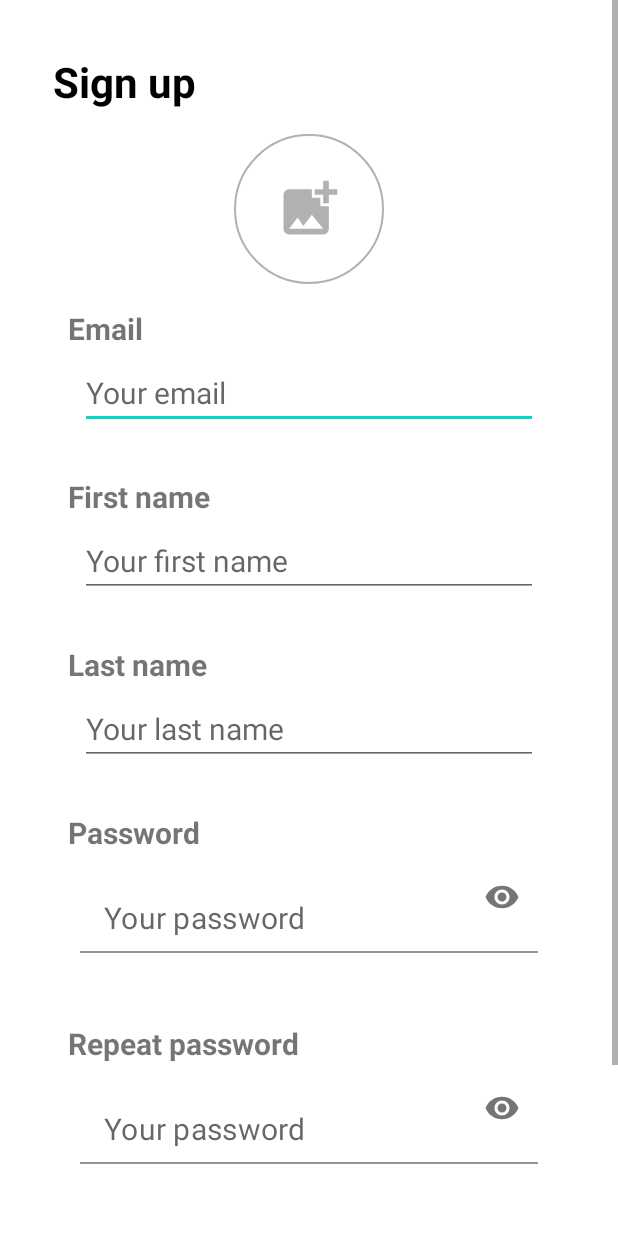
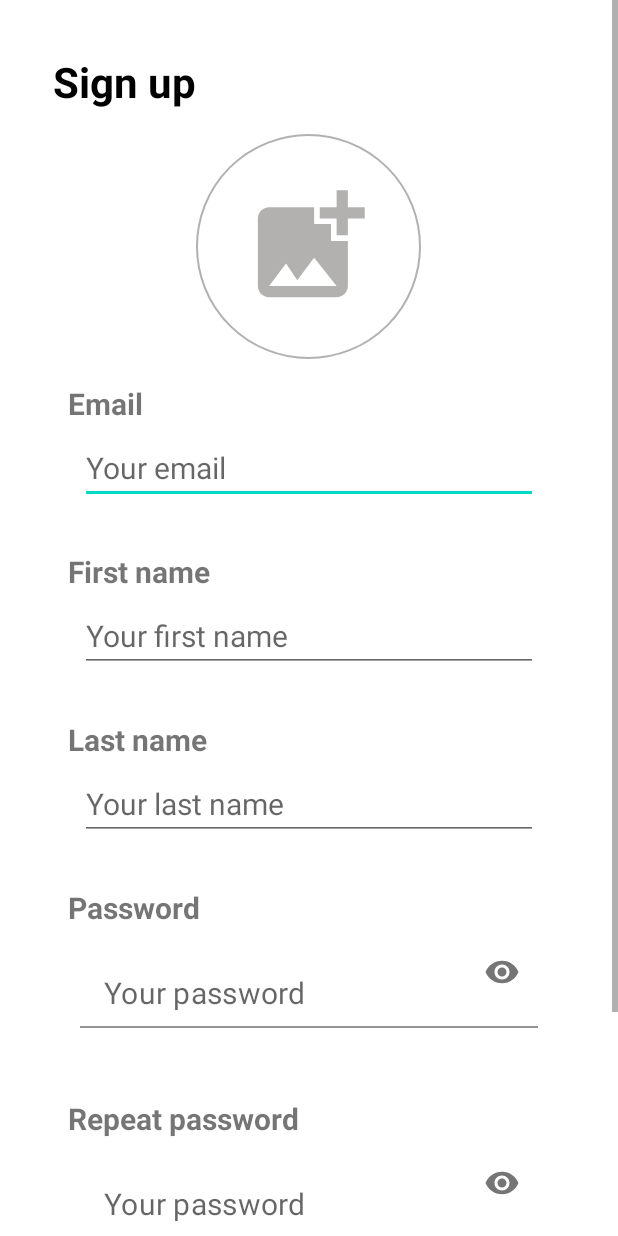
Before and after one commit to danimr99/LaSalle_GTAS2_Android_OpenEvents, an Android app: the screen it shows after launch (RegisterActivity), after a tap on "Sign up", on a phone screen of 412 x 824 dp. Run offline under Robolectric (Android 15) with nearby library versions, the phone set to English and light mode, and no system bars; our stand-ins replace CircleImageView; libraries missing offline, so code that uses them is left out: in.mayanknagwanshi.imagepicker; 2 other taps on this screen came first.

Commit message:
ImageSelectorFragment implementation on RegisterActivity

```diff
--- a/app/build.gradle
+++ b/app/build.gradle
@@ -44,4 +44,5 @@ dependencies {
     implementation 'com.squareup.retrofit2:retrofit:2.9.0'
     implementation 'com.squareup.retrofit2:converter-gson:2.9.0'
     implementation 'com.github.maayyaannkk:ImagePicker:1.0.13'
+    implementation 'de.hdodenhof:circleimageview:3.1.0'
 }
--- a/app/src/main/java/com/openevents/constants/Constants.java
+++ b/app/src/main/java/com/openevents/constants/Constants.java
@@ -2,6 +2,7 @@ package com.openevents.constants;
 
 public class Constants {
     public static final String APP_SHARED_PREFERENCES = "OpenEvents";
-    public static final String AUTH_TOKEN = "AUTH_TOKEN";
+    public static final String USER_SHARED_PREFERENCES = "USER";
+    public static final String AUTHENTICATION_TOKEN_SHARED_PREFERENCES = "AUTHENTICATION_TOKEN";
     public static final String API_BASE_URL = "http://puigmal.salle.url.edu/api/v2/";
 }
--- a/app/src/main/java/com/openevents/controller/LoginActivity.java
+++ b/app/src/main/java/com/openevents/controller/LoginActivity.java
@@ -39,9 +39,7 @@ public class LoginActivity extends AppCompatActivity {
 
         // SignInButton
         this.signInButton = findViewById(R.id.signInButton);
-        this.signInButton.setOnClickListener(view -> {
-            this.attemptSignIn();
-        });
+        this.signInButton.setOnClickListener(view -> this.attemptSignIn());
 
         // SignUpTextView
         this.signUpTextView = findViewById(R.id.signUpText);
@@ -72,7 +70,7 @@ public class LoginActivity extends AppCompatActivity {
 
                             // Save AuthToken to SharedPreferences
                             SharedPrefs sharedPrefs = SharedPrefs.getInstance(getApplicationContext());
-                            sharedPrefs.addStringEntry(Constants.AUTH_TOKEN, authToken.getAccessToken());
+                            sharedPrefs.addStringEntry(Constants.AUTHENTICATION_TOKEN_SHARED_PREFERENCES, authToken.getAccessToken());
 
                             // Redirect user to HomeActivity
                             Intent intent = new Intent(LoginActivity.this, MainActivity.class);
--- a/app/src/main/java/com/openevents/controller/RegisterActivity.java
+++ b/app/src/main/java/com/openevents/controller/RegisterActivity.java
@@ -4,10 +4,9 @@ import android.content.Intent;
 import android.graphics.Bitmap;
 import android.graphics.drawable.BitmapDrawable;
 import android.os.Bundle;
+import android.view.View;
 import android.widget.Button;
 import android.widget.EditText;
-import android.widget.ImageView;
-import android.widget.Toast;
 
 import androidx.appcompat.app.AppCompatActivity;
 import androidx.fragment.app.FragmentManager;
@@ -15,24 +14,29 @@ import androidx.fragment.app.FragmentManager;
 import com.openevents.R;
 import com.openevents.api.APIManager;
 import com.openevents.api.responses.Profile;
+import com.openevents.constants.Constants;
 import com.openevents.controller.fragments.ImageSelectorFragment;
 import com.openevents.model.User;
 import com.openevents.utils.Base64Image;
+import com.openevents.utils.JsonManager;
+import com.openevents.utils.SharedPrefs;
 import com.openevents.utils.ToastNotification;
 
+import de.hdodenhof.circleimageview.CircleImageView;
 import retrofit2.Call;
 import retrofit2.Callback;
 import retrofit2.Response;
 
 public class RegisterActivity extends AppCompatActivity {
-    private ImageView profileImage;
+    private APIManager apiManager;
+    private ImageSelectorFragment fragment;
+    private CircleImageView profileImage;
     private EditText email;
     private EditText name;
     private EditText lastName;
     private EditText password;
     private EditText repeatPassword;
     private Button createAccountButton;
-    private APIManager apiManager;
 
     @Override
     protected void onCreate(Bundle savedInstanceState) {
@@ -41,16 +45,15 @@ public class RegisterActivity extends AppCompatActivity {
 
         // Create ImageSelectorFragment
         FragmentManager fm = this.getSupportFragmentManager();
-        ImageSelectorFragment fragment = (ImageSelectorFragment) fm.findFragmentById(R.id.fragment_container);
+        this.fragment = (ImageSelectorFragment) fm.findFragmentById(R.id.fragment_container);
 
         // Inflate view with the ImageSelectorFragment
-        if (fragment == null) {
-            fragment = new ImageSelectorFragment();
-            fm.beginTransaction().add(R.id.fragment_container, fragment).commit();
+        if (this.fragment == null) {
+            this.fragment = new ImageSelectorFragment();
+            fm.beginTransaction().add(R.id.fragment_container, this.fragment).commit();
         }
 
         // Get each component from the view
-        this.profileImage = fragment.getImageSelector();
         this.email = findViewById(R.id.emailInput);
         this.name = findViewById(R.id.firstNameInput);
         this.lastName = findViewById(R.id.lastNameInput);
@@ -65,13 +68,20 @@ public class RegisterActivity extends AppCompatActivity {
         this.createAccountButton.setOnClickListener(view -> this.createAccount());
     }
 
+    @Override
+    protected void onStart() {
+        super.onStart();
+
+        // Get profile image view once the fragment has been loaded
+        View fragmentView = this.fragment.getView();
+        this.profileImage = fragmentView.findViewById(R.id.imageSelector);
+    }
+
     private void createAccount() {
         // Encode profile image
         String image = "";
-        if (this.profileImage != null) {
-            Bitmap bitmap = ((BitmapDrawable) this.profileImage.getDrawable()).getBitmap();
-            image = Base64Image.encode(bitmap);
-        }
+        Bitmap bitmap = ((BitmapDrawable) this.profileImage.getDrawable()).getBitmap();
+        image = Base64Image.encode(bitmap);
 
         // Get text from form fields
         String email = this.email.getText().toString();
@@ -87,6 +97,10 @@ public class RegisterActivity extends AppCompatActivity {
             if (password.equals(repeatedPassword)) {
                 // Create a new user
                 User user = new User(name, lastName, email, password, image);
+
+                // Save user to SharedPreferences
+                SharedPrefs sharedPrefs = SharedPrefs.getInstance(this);
+                sharedPrefs.addStringEntry(Constants.USER_SHARED_PREFERENCES, JsonManager.toJSON(user));
 
                 // Register new user to API
                 this.apiManager.register(user, new Callback<Profile>() {
--- a/app/src/main/java/com/openevents/controller/SplashActivity.java
+++ b/app/src/main/java/com/openevents/controller/SplashActivity.java
@@ -21,7 +21,7 @@ public class SplashActivity extends AppCompatActivity {
         setContentView(R.layout.activity_splash);
         new Handler().post(() -> {
             this.sharedPrefs = SharedPrefs.getInstance(this);
-            this.authToken = this.sharedPrefs.getStringEntry(Constants.AUTH_TOKEN);
+            this.authToken = this.sharedPrefs.getStringEntry(Constants.AUTHENTICATION_TOKEN_SHARED_PREFERENCES);
 
             if(!this.authToken.isEmpty() ) {
                 this.intent = new Intent(SplashActivity.this, MainActivity.class);
--- a/app/src/main/java/com/openevents/controller/fragments/ImageSelectorFragment.java
+++ b/app/src/main/java/com/openevents/controller/fragments/ImageSelectorFragment.java
@@ -13,15 +13,15 @@ import androidx.fragment.app.Fragment;
 import android.view.LayoutInflater;
 import android.view.View;
 import android.view.ViewGroup;
-import android.widget.ImageView;
 
 import com.openevents.R;
 
+import de.hdodenhof.circleimageview.CircleImageView;
 import in.mayanknagwanshi.imagepicker.ImageSelectActivity;
 
 
 public class ImageSelectorFragment extends Fragment {
-    private ImageView imageSelector;
+    private CircleImageView imageSelector;
 
     public ImageSelectorFragment() {
         // Required empty public constructor
@@ -76,8 +76,4 @@ public class ImageSelectorFragment extends Fragment {
 
         return view;
     }
-
-    public ImageView getImageSelector() {
-        return this.imageSelector;
-    }
 }
--- /dev/null
+++ b/app/src/main/java/com/openevents/utils/JsonManager.java
@@ -0,0 +1,16 @@
+package com.openevents.utils;
+
+import com.google.gson.Gson;
+import com.openevents.model.User;
+
+import java.io.Serializable;
+
+public class JsonManager {
+    public static String toJSON(Serializable object) {
+        return new Gson().toJson(object);
+    }
+
+    public static User getUserFromJson(String json) {
+        return new Gson().fromJson(json, User.class);
+    }
+}
--- a/app/src/main/res/drawable/add_image.xml
+++ /dev/null
@@ -1,7 +0,0 @@
-<?xml version="1.0" encoding="utf-8"?>
-<layer-list xmlns:android="http://schemas.android.com/apk/res/android">
-    <item android:drawable="@drawable/rounded_shape"/>
-    <item
-        android:gravity="center"
-        android:drawable="@drawable/add_image_icon" />
-</layer-list>
--- a/app/src/main/res/drawable/add_image_icon.xml
+++ b/app/src/main/res/drawable/add_image_icon.xml
@@ -1,11 +1,19 @@
 <vector
     xmlns:android="http://schemas.android.com/apk/res/android"
-    android:height="45dp"
-    android:width="45dp"
-    android:viewportHeight="24"
-    android:viewportWidth="24"
-    android:tint="#B3B0B0" >
-    <path
-        android:fillColor="@android:color/white"
-        android:pathData="M19,7v2.99s-1.99,0.01 -2,0L17,7h-3s0.01,-1.99 0,-2h3L17,2h2v3h3v2h-3zM16,11L16,8h-3L13,5L5,5c-1.1,0 -2,0.9 -2,2v12c0,1.1 0.9,2 2,2h12c1.1,0 2,-0.9 2,-2v-8h-3zM5,19l3,-4 2,3 3,-4 4,5L5,19z"/>
+    android:height="24dp"
+    android:width="24dp"
+    android:viewportHeight="40"
+    android:viewportWidth="40"
+    android:tint="#B3B0B0">
+
+    <group
+        android:name="rotationGroup"
+        android:translateX="8.0"
+        android:translateY="8.0">
+
+        <path
+            android:fillColor="@android:color/white"
+            android:pathData="M19,7v2.99s-1.99,0.01 -2,0L17,7h-3s0.01,-1.99 0,-2h3L17,2h2v3h3v2h-3zM16,11L16,8h-3L13,5L5,5c-1.1,0 -2,0.9 -2,2v12c0,1.1 0.9,2 2,2h12c1.1,0 2,-0.9 2,-2v-8h-3zM5,19l3,-4 2,3 3,-4 4,5L5,19z"/>
+
+    </group>
 </vector>
--- a/app/src/main/res/layout/fragment_image_selector.xml
+++ b/app/src/main/res/layout/fragment_image_selector.xml
@@ -1,16 +1,20 @@
 <?xml version="1.0" encoding="utf-8"?>
-<LinearLayout xmlns:android="http://schemas.android.com/apk/res/android"
+<LinearLayout
+    xmlns:android="http://schemas.android.com/apk/res/android"
+    xmlns:app="http://schemas.android.com/apk/res-auto"
     xmlns:tools="http://schemas.android.com/tools"
     android:layout_width="match_parent"
     android:layout_height="wrap_content"
     android:orientation="vertical"
     tools:context=".controller.fragments.ImageSelectorFragment">
 
-    <ImageView
-        android:id="@+id/imageSelector"
-        android:layout_width="100dp"
-        android:layout_height="100dp"
-        android:layout_gravity="center"
-        android:background="@drawable/add_image" />
+        <de.hdodenhof.circleimageview.CircleImageView
+            android:id="@+id/imageSelector"
+            android:layout_width="150dp"
+            android:layout_height="150dp"
+            android:layout_gravity="center"
+            android:src="@drawable/add_image_icon"
+            app:civ_border_width="1dp"
+            app:civ_border_color="@color/broken_white"/>
 
 </LinearLayout>
```
